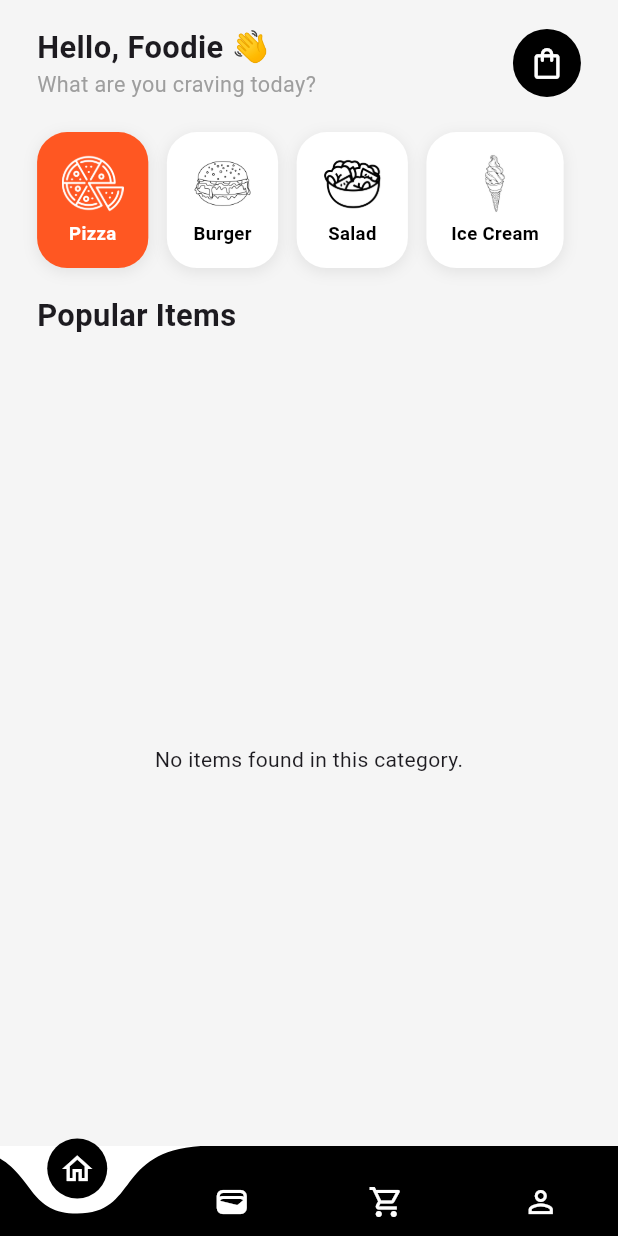
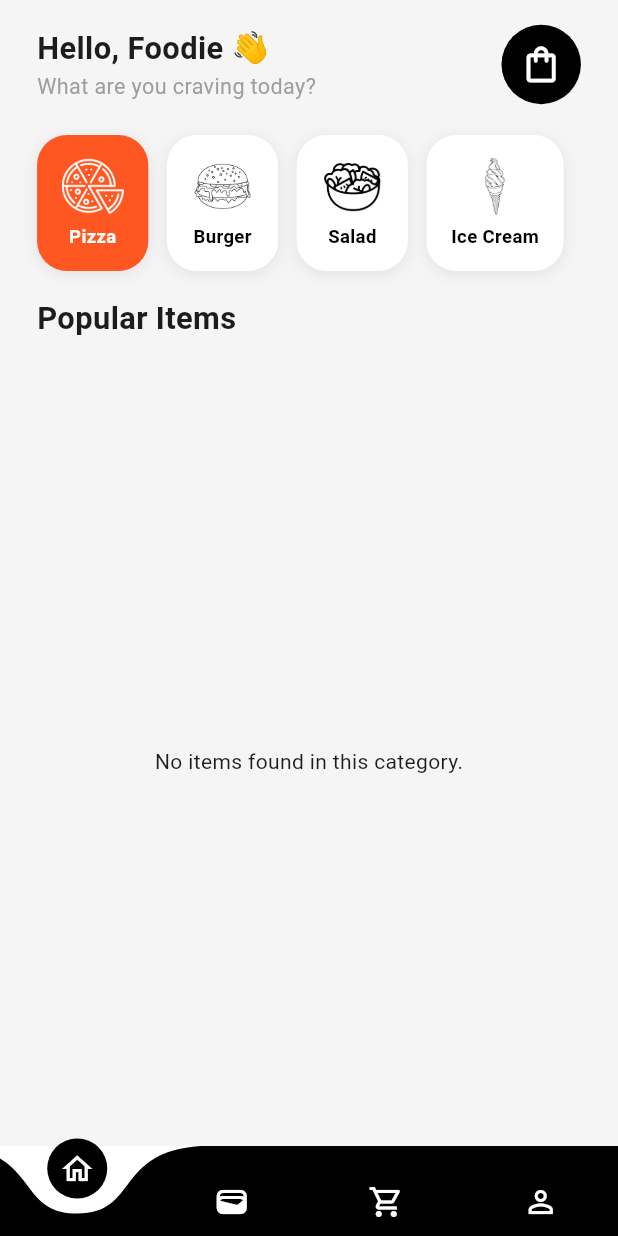
Before and after one commit to Virenrangani/fooygo, a Flutter app: the screen it shows after launch, on a phone screen of 412 x 824 dp. Run offline on Flutter 3.47's test engine with Material 3 defaults, Android fonts, the phone set to English and light mode, and no system bars; drawn by our look-alikes of curved_navigation_bar; our stand-ins replace cloud_firestore, dio, firebase_auth, firebase_core, firebase_storage, flutter_bloc and 5 more; missing offline and left inert: slidable_button; accounts and stored records are empty.

Commit message:
feat : add icon button and navigation

```diff
--- a/lib/feature/home/presentation/page/homepage.dart
+++ b/lib/feature/home/presentation/page/homepage.dart
@@ -1,5 +1,6 @@
 import 'package:flutter/material.dart';
 import 'package:flutter_bloc/flutter_bloc.dart';
+import 'package:foodygo/core/router/animate_navigation_route.dart';
 import 'package:foodygo/feature/home/presentation/cubit/home_cubit.dart';
 import 'package:foodygo/feature/home/presentation/cubit/home_state.dart';
 import 'package:get_it/get_it.dart';
@@ -89,15 +90,18 @@ class _HomeView extends StatelessWidget {
                           ],
                         ),
                         Container(
-                          padding: EdgeInsets.all(sw * 0.025),
+                          padding: EdgeInsets.all(sw * 0.006),
                           decoration: const BoxDecoration(
                             color: Colors.black,
                             shape: BoxShape.circle,
                           ),
-                          child: Icon(
-                            Icons.shopping_bag_outlined,
+                          child:
+                          IconButton(
+                            icon:Icon(Icons.shopping_bag_outlined,size: sw * 0.07),
                             color: Colors.white,
-                            size: sw * 0.06,
+                            onPressed: () {
+                              Navigator.push(context, AnimateNavigationRoute.cartRoute());
+                            },
                           ),
                         ),
                       ],
```
